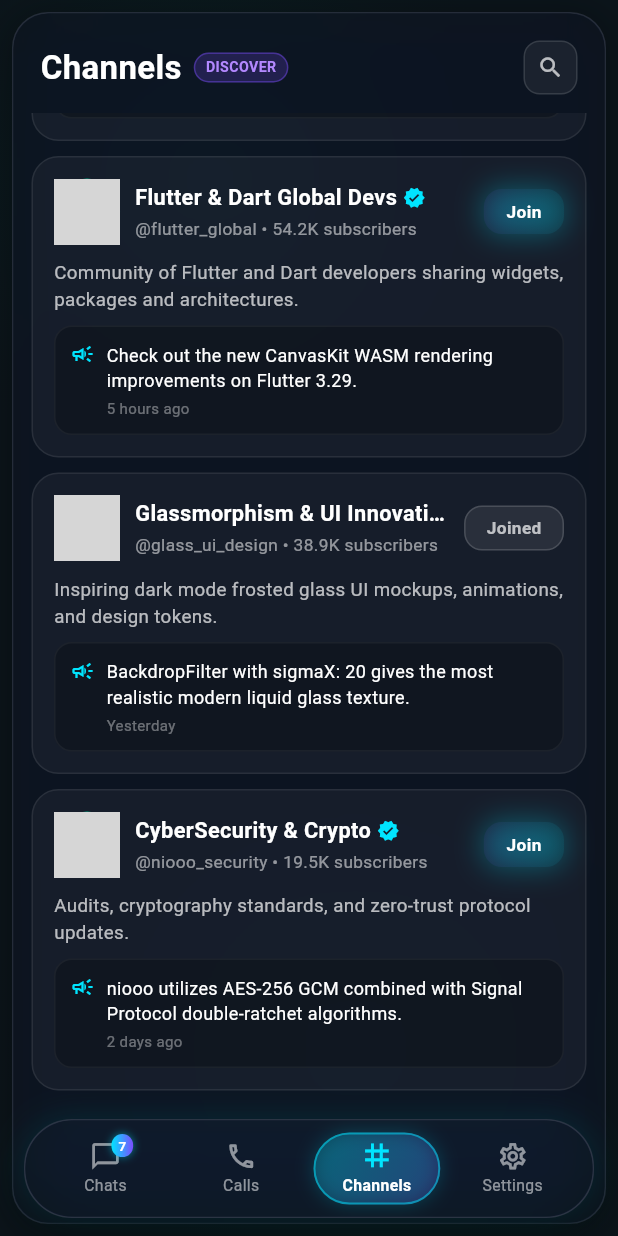
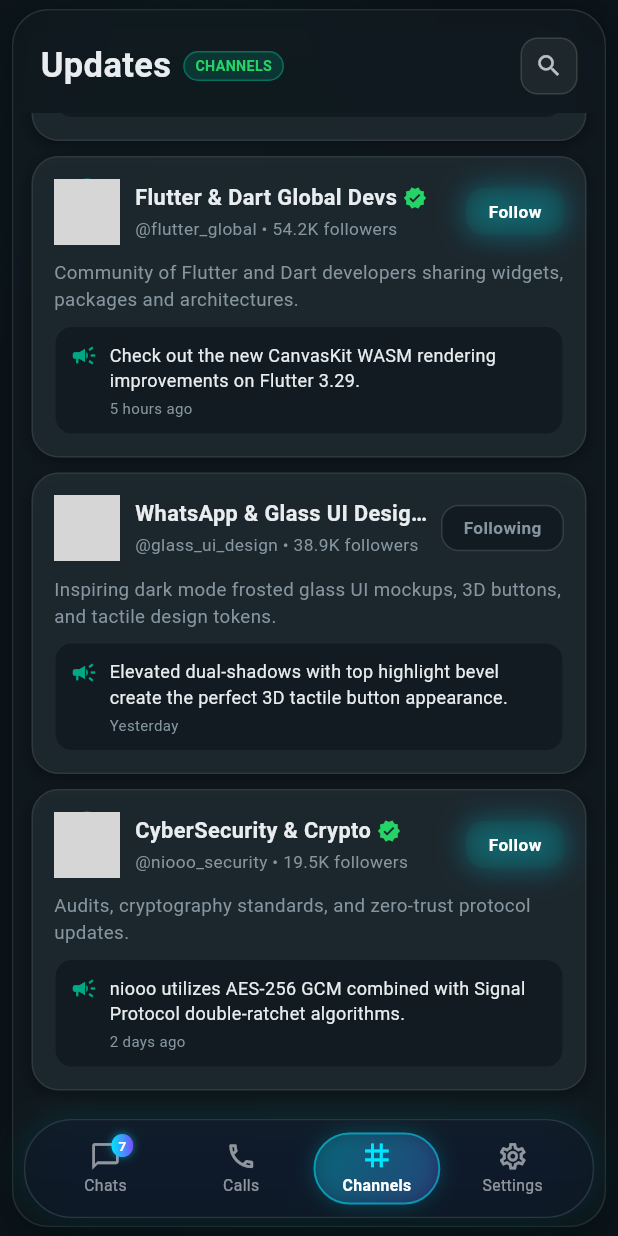
Before and after one commit to niooon-com/flutter-web-live, a Flutter app: the screen it shows after launch, item 3 of the bottom bar chosen, scrolled down 191 dp, on a phone screen of 412 x 824 dp. Run offline on Flutter 3.47's test engine with Material 3 defaults, Android fonts, the phone set to English and light mode, and no system bars; network calls fail; grey boxes are pictures that could not be loaded.

Commit message:
feat: sync lib/pages/channels_page.dart

```diff
--- a/lib/pages/channels_page.dart
+++ b/lib/pages/channels_page.dart
@@ -13,12 +13,12 @@
   final List<ChannelItem> _channels = [
     ChannelItem(
       id: "ch1",
-      title: "niooo Official News",
+      title: "niooo Official Updates",
       handle: "@niooo_news",
       avatarUrl: "https://images.unsplash.com/photo-1618005182384-a83a8bd57fbe?w=150",
-      subscribers: "128.4K subscribers",
+      subscribers: "128.4K followers",
       description: "Official product release announcements and feature updates for niooo ecosystem.",
-      latestPost: "🚀 Version 2.0 is live! Enjoy pure dark glassmorphism, instant sync, and ultra-fast compilation.",
+      latestPost: "🚀 Version 2.5 is live! Enjoy WhatsApp Dark Mode, 3D raised glass buttons, and fluid gesture navigation.",
       postTime: "2 hours ago",
       isVerified: true,
       isJoined: true,
@@ -28,7 +28,7 @@
       title: "Flutter & Dart Global Devs",
       handle: "@flutter_global",
       avatarUrl: "https://images.unsplash.com/photo-1526374965328-7f61d4dc18c5?w=150",
-      subscribers: "54.2K subscribers",
+      subscribers: "54.2K followers",
       description: "Community of Flutter and Dart developers sharing widgets, packages and architectures.",
       latestPost: "Check out the new CanvasKit WASM rendering improvements on Flutter 3.29.",
       postTime: "5 hours ago",
@@ -37,12 +37,12 @@
     ),
     ChannelItem(
       id: "ch3",
-      title: "Glassmorphism & UI Innovations",
+      title: "WhatsApp & Glass UI Designs",
       handle: "@glass_ui_design",
       avatarUrl: "https://images.unsplash.com/photo-1550745165-9bc0b252726f?w=150",
-      subscribers: "38.9K subscribers",
-      description: "Inspiring dark mode frosted glass UI mockups, animations, and design tokens.",
-      latestPost: "BackdropFilter with sigmaX: 20 gives the most realistic modern liquid glass texture.",
+      subscribers: "38.9K followers",
+      description: "Inspiring dark mode frosted glass UI mockups, 3D buttons, and tactile design tokens.",
+      latestPost: "Elevated dual-shadows with top highlight bevel create the perfect 3D tactile button appearance.",
       postTime: "Yesterday",
       isVerified: false,
       isJoined: true,
@@ -52,7 +52,7 @@
       title: "CyberSecurity & Crypto",
       handle: "@niooo_security",
       avatarUrl: "https://images.unsplash.com/photo-1563986768609-322da13575f3?w=150",
-      subscribers: "19.5K subscribers",
+      subscribers: "19.5K followers",
       description: "Audits, cryptography standards, and zero-trust protocol updates.",
       latestPost: "niooo utilizes AES-256 GCM combined with Signal Protocol double-ratchet algorithms.",
       postTime: "2 days ago",
@@ -64,11 +64,12 @@
   @override
   Widget build(BuildContext context) {
     return GlassContainer(
-      margin: const EdgeInsets.symmetric(vertical: 8, horizontal: 8),
+      margin: const EdgeInsets.symmetric(vertical: 6, horizontal: 8),
+      backgroundColor: const Color(0xFF111B21).withValues(alpha: 0.85),
       child: Column(
         crossAxisAlignment: CrossAxisAlignment.start,
         children: [
-          // Header
+          // Header with WhatsApp aesthetic
           Padding(
             padding: const EdgeInsets.fromLTRB(18, 18, 18, 12),
             child: Row(
@@ -79,13 +80,13 @@
                     children: [
                       const Flexible(
                         child: Text(
-                          "Channels",
+                          "Updates",
                           maxLines: 1,
                           overflow: TextOverflow.ellipsis,
                           style: TextStyle(
-                            fontSize: 22,
+                            fontSize: 23,
                             fontWeight: FontWeight.bold,
-                            color: Colors.white,
+                            color: Color(0xFFE9EDEF),
                           ),
                         ),
                       ),
@@ -93,14 +94,14 @@
                       Container(
                         padding: const EdgeInsets.symmetric(horizontal: 7, vertical: 2),
                         decoration: BoxDecoration(
-                          color: const Color(0xFF7C4DFF).withValues(alpha: 0.2),
+                          color: const Color(0xFF00A884).withValues(alpha: 0.2),
                           borderRadius: BorderRadius.circular(10),
-                          border: Border.all(color: const Color(0xFF7C4DFF).withValues(alpha: 0.4)),
+                          border: Border.all(color: const Color(0xFF00A884).withValues(alpha: 0.5)),
                         ),
                         child: const Text(
-                          "DISCOVER",
+                          "CHANNELS",
                           style: TextStyle(
-                            color: Color(0xFFB388FF),
+                            color: Color(0xFF25D366),
                             fontSize: 9.5,
                             fontWeight: FontWeight.bold,
                           ),
@@ -111,8 +112,8 @@
                 ),
                 GlassIconButton(
                   icon: Icons.search,
-                  tooltip: "Explore",
-                  size: 36,
+                  tooltip: "Find Channels",
+                  size: 38,
                   onTap: () {},
                 ),
               ],
@@ -130,9 +131,16 @@
                   margin: const EdgeInsets.symmetric(vertical: 5),
                   padding: const EdgeInsets.all(14),
                   decoration: BoxDecoration(
-                    color: Colors.white.withValues(alpha: 0.04),
+                    color: const Color(0xFF202C33).withValues(alpha: 0.8),
                     borderRadius: BorderRadius.circular(18),
                     border: Border.all(color: Colors.white.withValues(alpha: 0.08)),
+                    boxShadow: [
+                      BoxShadow(
+                        color: Colors.black.withValues(alpha: 0.35),
+                        blurRadius: 8,
+                        offset: const Offset(0, 3),
+                      ),
+                    ],
                   ),
                   child: Column(
                     crossAxisAlignment: CrossAxisAlignment.start,
@@ -156,7 +164,7 @@
                                         maxLines: 1,
                                         overflow: TextOverflow.ellipsis,
                                         style: const TextStyle(
-                                          color: Colors.white,
+                                          color: Color(0xFFE9EDEF),
                                           fontWeight: FontWeight.bold,
                                           fontSize: 14.5,
                                         ),
@@ -164,7 +172,7 @@
                                     ),
                                     if (ch.isVerified) ...[
                                       const SizedBox(width: 4),
-                                      const Icon(Icons.verified, color: Color(0xFF00E5FF), size: 15),
+                                      const Icon(Icons.verified, color: Color(0xFF25D366), size: 16),
                                     ],
                                   ],
                                 ),
@@ -173,13 +181,13 @@
                                   "${ch.handle} • ${ch.subscribers}",
                                   maxLines: 1,
                                   overflow: TextOverflow.ellipsis,
-                                  style: const TextStyle(color: Colors.white54, fontSize: 11.5),
+                                  style: const TextStyle(color: Color(0xFF8696A0), fontSize: 11.5),
                                 ),
                               ],
                             ),
                           ),
                           const SizedBox(width: 8),
-                          // Join / Joined Glass Button
+                          // 3D Elevated Follow / Following Button
                           GlassButton(
                             onTap: () {
                               setState(() {
@@ -200,15 +208,15 @@
                             gradient: ch.isJoined
                                 ? null
                                 : const LinearGradient(
-                                    colors: [Color(0xFF7C4DFF), Color(0xFF00E5FF)],
+                                    colors: [Color(0xFF00A884), Color(0xFF008069)],
                                   ),
-                            color: ch.isJoined ? Colors.white.withValues(alpha: 0.08) : null,
-                            padding: const EdgeInsets.symmetric(horizontal: 14, vertical: 6),
+                            color: ch.isJoined ? const Color(0xFF111B21) : null,
+                            padding: const EdgeInsets.symmetric(horizontal: 14, vertical: 6.5),
                             borderRadius: 12,
                             child: Text(
-                              ch.isJoined ? "Joined" : "Join",
+                              ch.isJoined ? "Following" : "Follow",
                               style: TextStyle(
-                                color: ch.isJoined ? Colors.white70 : Colors.white,
+                                color: ch.isJoined ? const Color(0xFF8696A0) : Colors.white,
                                 fontWeight: FontWeight.bold,
                                 fontSize: 11.5,
                               ),
@@ -221,20 +229,20 @@
                         ch.description,
                         maxLines: 2,
                         overflow: TextOverflow.ellipsis,
-                        style: const TextStyle(color: Colors.white70, fontSize: 12.5),
+                        style: const TextStyle(color: Color(0xFF8696A0), fontSize: 12.5),
                       ),
                       const SizedBox(height: 8),
                       Container(
                         padding: const EdgeInsets.all(10),
                         decoration: BoxDecoration(
-                          color: Colors.black.withValues(alpha: 0.25),
+                          color: const Color(0xFF111B21),
                           borderRadius: BorderRadius.circular(12),
                           border: Border.all(color: Colors.white.withValues(alpha: 0.05)),
                         ),
                         child: Row(
                           crossAxisAlignment: CrossAxisAlignment.start,
                           children: [
-                            const Icon(Icons.campaign_outlined, color: Color(0xFF00E5FF), size: 16),
+                            const Icon(Icons.campaign, color: Color(0xFF00A884), size: 18),
                             const SizedBox(width: 8),
                             Expanded(
                               child: Column(
@@ -244,12 +252,12 @@
                                     ch.latestPost,
                                     maxLines: 2,
                                     overflow: TextOverflow.ellipsis,
-                                    style: const TextStyle(color: Colors.white, fontSize: 12),
+                                    style: const TextStyle(color: Color(0xFFE9EDEF), fontSize: 12),
                                   ),
                                   const SizedBox(height: 3),
                                   Text(
                                     ch.postTime,
-                                    style: const TextStyle(color: Colors.white38, fontSize: 10),
+                                    style: const TextStyle(color: Color(0xFF8696A0), fontSize: 10),
                                   ),
                                 ],
                               ),
```
